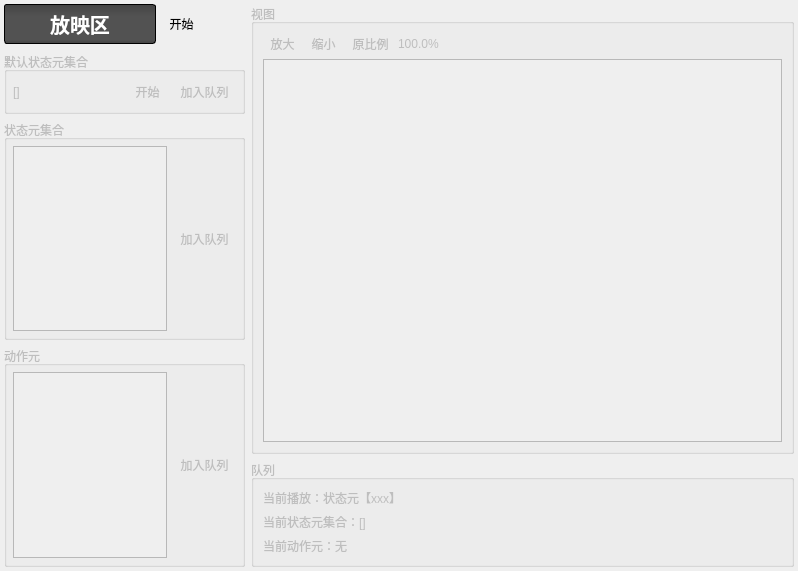
This is DrillGIFActionSequenceEditor/Source/ActionSeqModule/playingPart/p_PlayingPart.ui in DrillUp/DrillGIFActionSequenceEditor as Qt 5 draws it before an edit. The edited form follows.
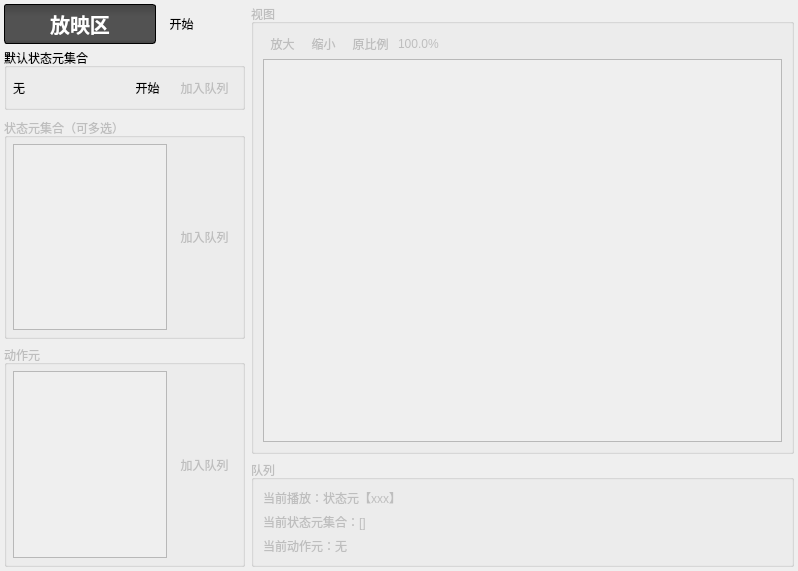
This is the edited form. Icons and pictures are not drawn.

Commit message: 完成 修改默认集合，自动添加插件 功能。

The edit to the form file:
```diff
--- a/DrillGIFActionSequenceEditor/Source/ActionSeqModule/playingPart/p_PlayingPart.ui
+++ b/DrillGIFActionSequenceEditor/Source/ActionSeqModule/playingPart/p_PlayingPart.ui
@@ -61,7 +61,7 @@
 	background-color: #FDF4BF;
 }</string>
         </property>
-        <layout class="QVBoxLayout" name="verticalLayout_2">
+        <layout class="QVBoxLayout" name="verticalLayout_2" stretch="0,0,1">
          <property name="spacing">
           <number>4</number>
          </property>
@@ -137,27 +137,6 @@
           </widget>
          </item>
          <item>
-          <widget class="QWidget" name="widget_operateFrame" native="true">
-           <property name="enabled">
-            <bool>false</bool>
-           </property>
-           <layout class="QVBoxLayout" name="verticalLayout_3">
-            <property name="spacing">
-             <number>6</number>
-            </property>
-            <property name="leftMargin">
-             <number>0</number>
-            </property>
-            <property name="topMargin">
-             <number>4</number>
-            </property>
-            <property name="rightMargin">
-             <number>0</number>
-            </property>
-            <property name="bottomMargin">
-             <number>0</number>
-            </property>
-            <item>
              <widget class="QGroupBox" name="groupBox_5">
               <property name="title">
                <string>默认状态元集合</string>
@@ -178,7 +157,10 @@
                <item>
                 <widget class="QLabel" name="label_defaultState">
                  <property name="text">
-                  <string>[]</string>
+               <string>无</string>
+              </property>
+              <property name="wordWrap">
+               <bool>true</bool>
                  </property>
                 </widget>
                </item>
@@ -200,7 +182,10 @@
                 </widget>
                </item>
                <item>
-                <widget class="QToolButton" name="toolButton_open_2">
+             <widget class="QToolButton" name="toolButton_playDefault">
+              <property name="enabled">
+               <bool>false</bool>
+              </property>
                  <property name="text">
                   <string>加入队列</string>
                  </property>
@@ -219,10 +204,31 @@
               </layout>
              </widget>
             </item>
+         <item>
+          <widget class="QWidget" name="widget_operateFrame" native="true">
+           <property name="enabled">
+            <bool>false</bool>
+           </property>
+           <layout class="QVBoxLayout" name="verticalLayout_3">
+            <property name="spacing">
+             <number>6</number>
+            </property>
+            <property name="leftMargin">
+             <number>0</number>
+            </property>
+            <property name="topMargin">
+             <number>4</number>
+            </property>
+            <property name="rightMargin">
+             <number>0</number>
+            </property>
+            <property name="bottomMargin">
+             <number>0</number>
+            </property>
             <item>
              <widget class="QGroupBox" name="groupBox_2">
               <property name="title">
-               <string>状态元集合</string>
+               <string>状态元集合（可多选）</string>
               </property>
               <layout class="QHBoxLayout" name="horizontalLayout_6">
                <property name="leftMargin">
```
Left out of the diff: 6 changed lines with no effect on the pictures. Lines whose indentation alone changed are shown as unchanged. The commit also changes 15 other files.
